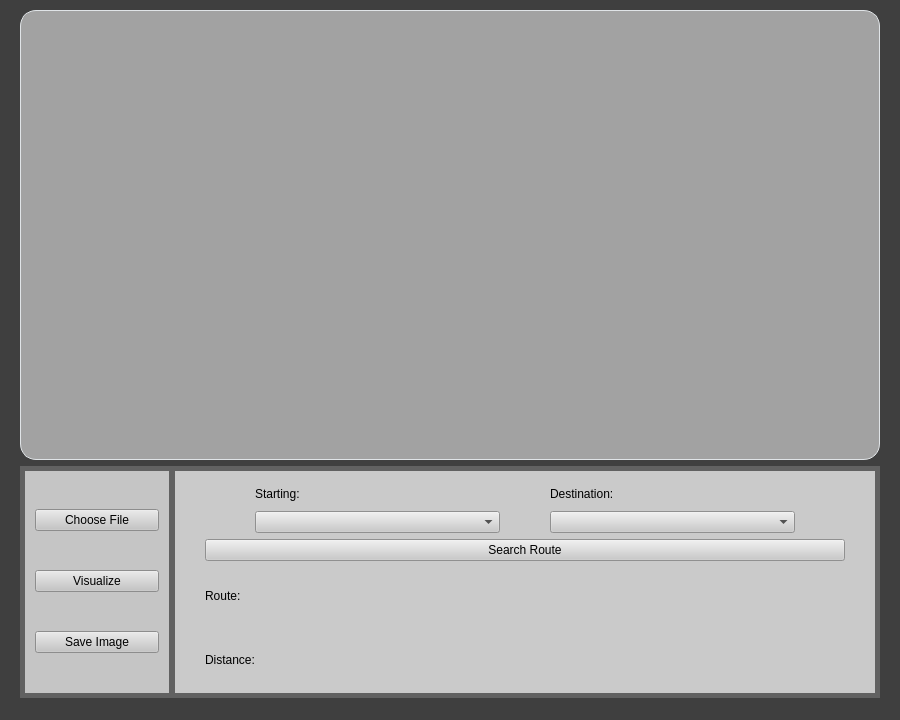
Above: src/gui/guiiiii.ui from ammarasyad/Tucil3_13521078_13521136 before the change. Below: the same form after it.
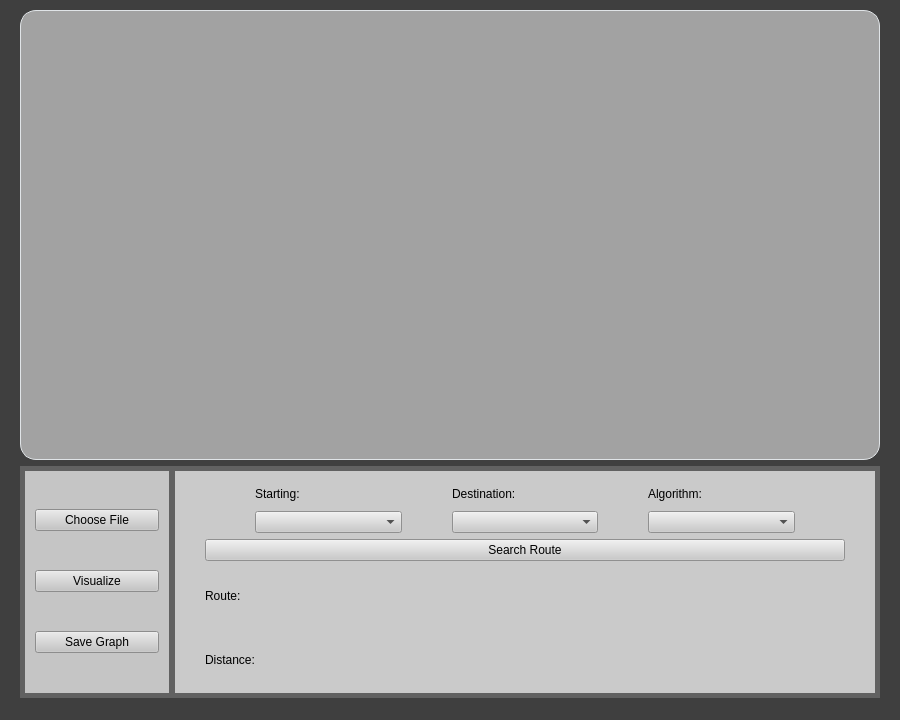
That is the form after the change.

Patch:
```diff
--- a/src/gui/guiiiii.ui
+++ b/src/gui/guiiiii.ui
@@ -152,7 +152,7 @@
           <item>
            <widget class="QPushButton" name="pushButton_3">
             <property name="text">
-             <string>Save Image</string>
+             <string>Save Graph</string>
             </property>
            </widget>
           </item>
@@ -228,6 +228,23 @@
               </item>
              </layout>
             </item>
+            <item>
+             <layout class="QVBoxLayout" name="verticalLayout_2">
+              <property name="spacing">
+               <number>0</number>
+              </property>
+              <item>
+               <widget class="QLabel" name="label_5">
+                <property name="text">
+                 <string>Algorithm:</string>
+                </property>
+               </widget>
+              </item>
+              <item>
+               <widget class="QComboBox" name="comboBox_3"/>
+              </item>
+             </layout>
+            </item>
            </layout>
           </item>
           <item>
```
Left out of the diff: 3 changed lines with no effect on the pictures.
